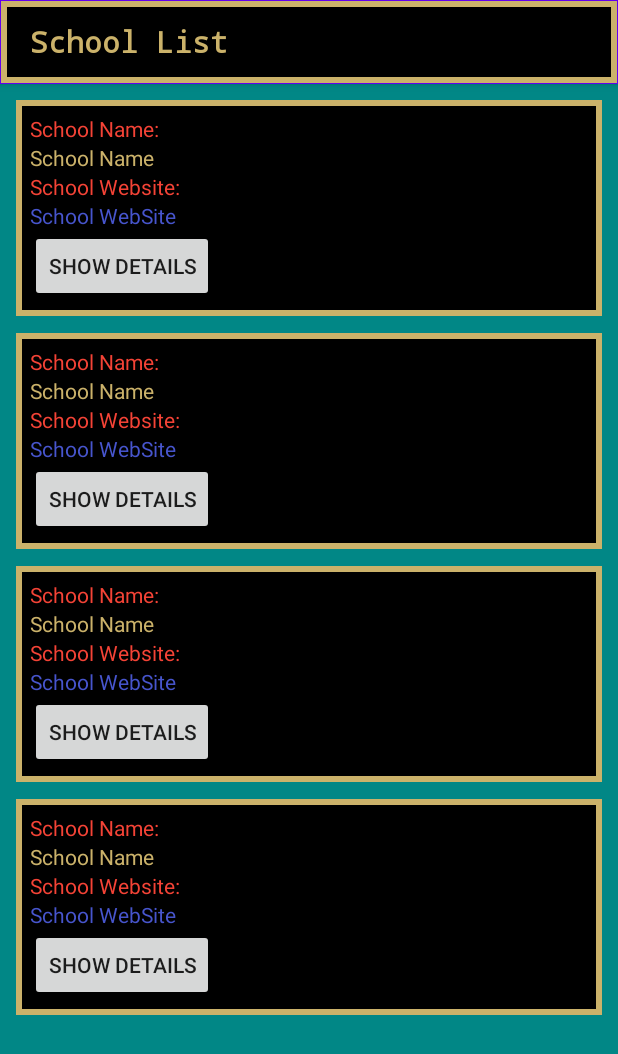
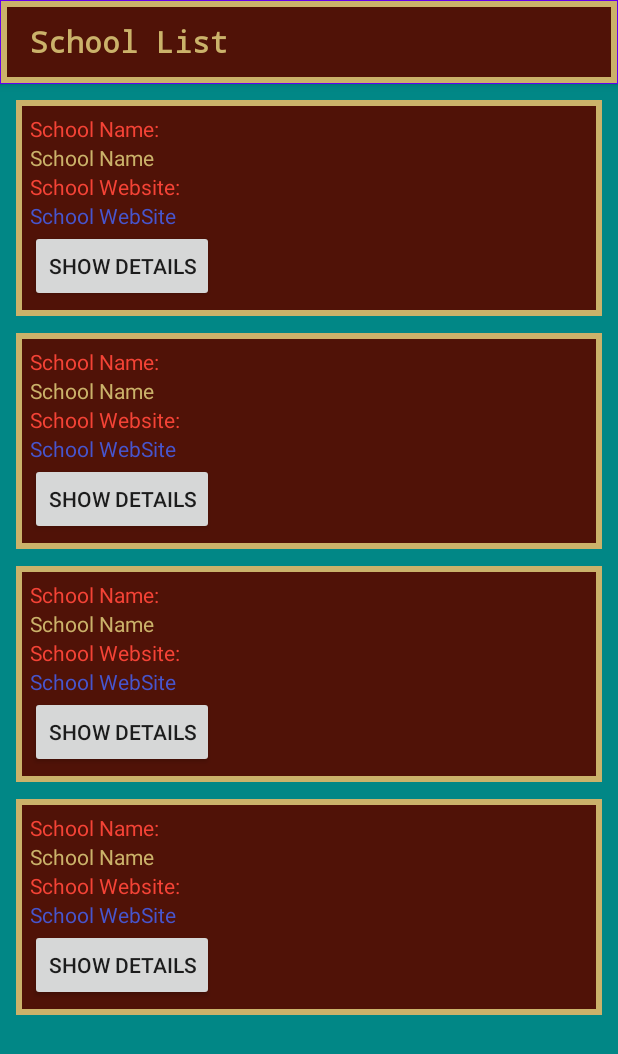
Before and after one commit to JasonChe777/JPMC-CodingChallenge-School, an Android app: the layout activity_main.xml on its own in the app's theme, with its tools: preview values and no code run, on a phone screen of 412 x 824 dp. Shown: the top 1054 px of the screen. Run offline under Robolectric (Android 15) with nearby library versions, the phone set to English and light mode, and no system bars.

Commit message:
Changed theme color.

```diff
--- a/app/src/main/res/drawable/boundary.xml
+++ b/app/src/main/res/drawable/boundary.xml
@@ -10,7 +10,7 @@
             <stroke
                 android:width="4dp"
                 android:color="#CBB26A" />
-            <solid android:color="@color/black" />
+            <solid android:color="#501207" />
             <size android:height="50dp"/>
         </shape>
     </item>
```
